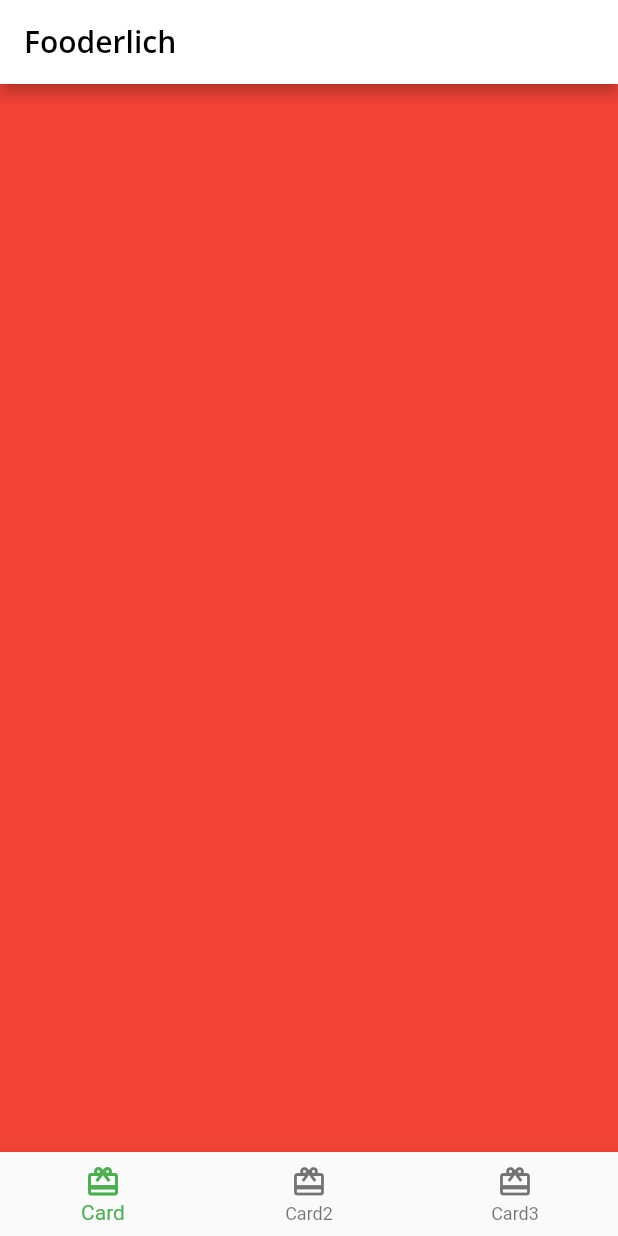
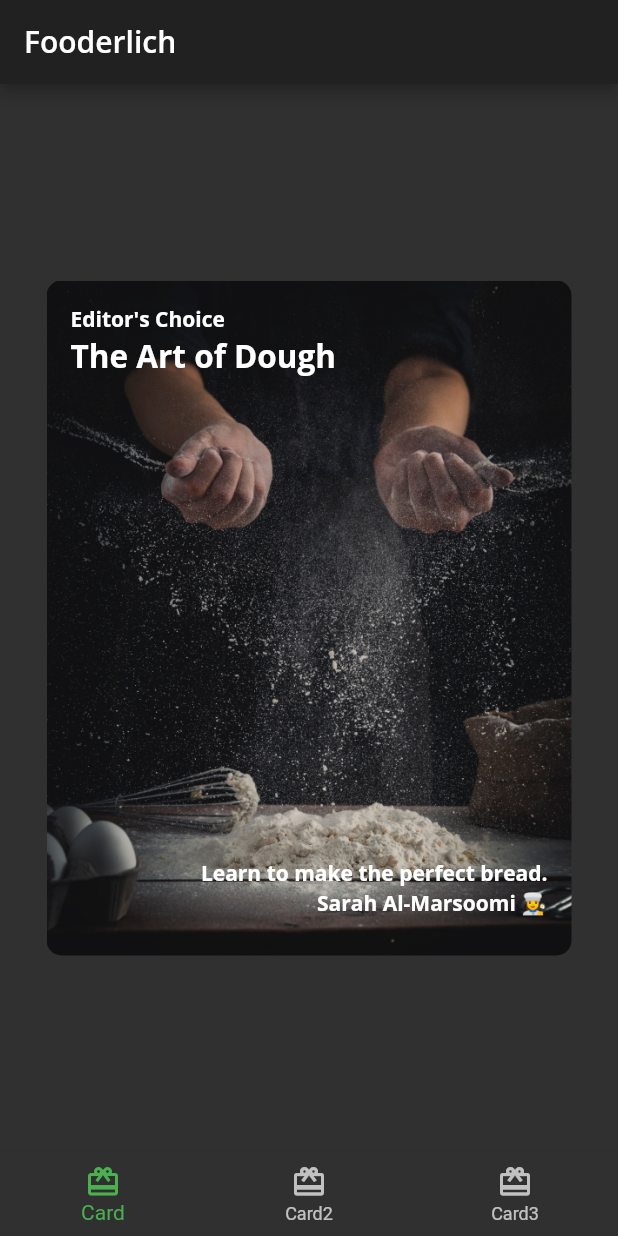
Before and after one commit to hannody/flutter_fooderlich, a Flutter app: the screen it shows after launch, on a phone screen of 412 x 824 dp. Run offline on Flutter 3.47's test engine with Material 2 defaults, Android fonts, the phone set to English and light mode, and no system bars; our stand-ins replace google_fonts.

```diff
--- /dev/null
+++ b/lib/card1.dart
@@ -0,0 +1,75 @@
+import 'package:flutter/material.dart';
+import 'fooderlich_theme.dart';
+class Card1 extends StatelessWidget {
+  const Card1({Key? key}) :super(key: key);
+
+  // 1
+  final String category = 'Editor\'s Choice';
+  final String title = 'The Art of Dough';
+  final String description = 'Learn to make the perfect bread.';
+  final String chef = 'Sarah Al-Marsoomi 👩‍🍳';
+
+  @override
+  Widget build(BuildContext context) {
+    return Center(
+// TODO: Card1 Decorate Container
+        child: Container(
+          child: Stack(
+            children: [
+              // 8
+              Text(
+                category,
+                style: FooderlichTheme.darkTextTheme.bodyText1,
+              ),
+              // 9
+              Positioned(
+                child: Text(
+                  title,
+                  style: FooderlichTheme.darkTextTheme.headline2,
+                ),
+                top: 20,
+              ),
+              // 10
+              Positioned(
+                child: Text(
+                  description,
+                  style: FooderlichTheme.darkTextTheme.bodyText1,
+                ),
+                bottom: 30,
+                right: 0,
+              ),
+              // 11
+              Positioned(
+                child: Text(
+                  chef,
+                  style: FooderlichTheme.darkTextTheme.bodyText1,
+                ),
+                bottom: 10,
+                right: 0,
+              )
+            ],
+          ),
+
+          // 1
+        padding: const EdgeInsets.all(16),
+    // 2
+    constraints: const BoxConstraints.expand(
+    width: 350,
+    height: 450,
+    ),
+    // 3
+    decoration: const BoxDecoration(
+    // 4
+    image: DecorationImage(
+    // 5
+    image: AssetImage('assets/mag1.png'),
+    // 6
+    fit: BoxFit.cover,
+    ),
+    // 7
+    borderRadius: BorderRadius.all(Radius.circular(10.0)),
+    ),
+    ),
+    );
+  }
+}
--- a/lib/home.dart
+++ b/lib/home.dart
@@ -1,4 +1,6 @@
 import 'package:flutter/material.dart';
+import 'card1.dart';
+import 'card2.dart';
 
 // 1
 class Home extends StatefulWidget {
@@ -14,10 +16,8 @@ class _HomeState extends State<Home> {
 
 // 8
   static List<Widget> pages = <Widget>[
-    // TODO: Replace with Card1
-    Container(color: Colors.red),
-    // TODO: Replace with Card2
-    Container(color: Colors.green),
+    const Card1(),
+    const Card2(),
     // TODO: Replace with Card3
     Container(color: Colors.blue)
   ];
--- a/lib/main.dart
+++ b/lib/main.dart
@@ -13,7 +13,7 @@ class Fooderlich extends StatelessWidget {
   const Fooderlich({Key? key}) : super(key: key);
   @override
   Widget build(BuildContext context) {
-    final theme = FooderlichTheme.light();
+    final theme = FooderlichTheme.dark();
     return MaterialApp(
       theme: theme,
       title: 'Fooderlich',
```
Also changed, not shown: lib/author_card.dart (added, +67 -0 lines), lib/card2.dart (added, +70 -0 lines), lib/circle_image.dart (added, +28 -0 lines).
